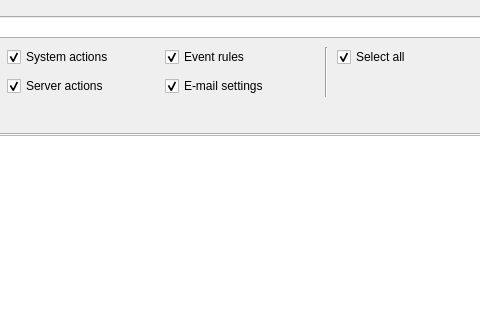
First picture: the form in client/libclient/src/ui/dialogs/audit_log_dialog.ui, repository networkoptix/nx_open, before the edit; both pictures show x 488 to 968 and y 0 to 320 of the 1400 by 716 pixel window.
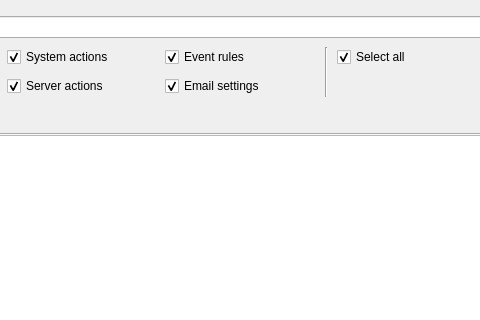
Second picture: the form after the edit. Custom widgets are drawn as their Qt base class.

Commit message:
VMS-3178: "Email" should have only one spelling
<==== Mercurial data ====>
Branch: dev_3.0.0_gui

```diff
--- a/client/libclient/src/ui/dialogs/audit_log_dialog.ui
+++ b/client/libclient/src/ui/dialogs/audit_log_dialog.ui
@@ -305,7 +305,7 @@
         </size>
        </property>
        <property name="text">
-        <string>E-mail settings</string>
+        <string>Email settings</string>
        </property>
        <property name="checked">
         <bool>true</bool>
```
The commit also changes 11 other files.
